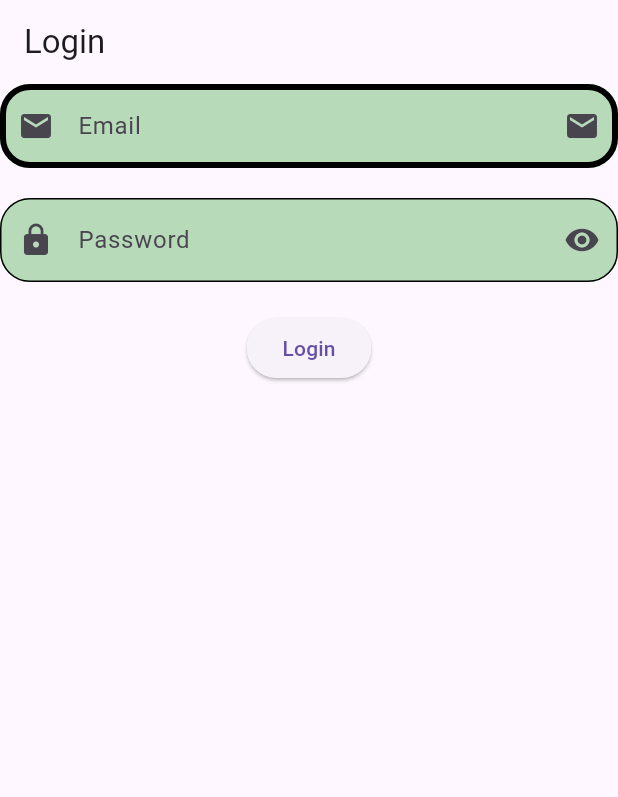
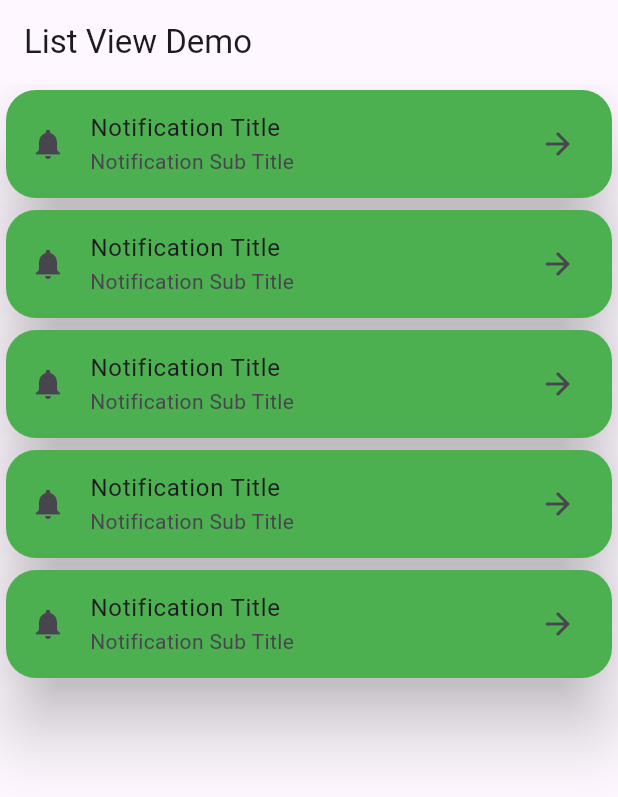
Before and after one commit to MuhammadAliKust/Flutter-B18, a Flutter app: the screen it shows after launch, on a phone screen of 412 x 824 dp. Shown: the top 797 px of the screen. Run offline on Flutter 3.47's test engine with Material 3 defaults, Android fonts, the phone set to English and light mode, and no system bars; our stand-ins replace string_validator.

Commit message:
ListView Builder and ListTile Done

```diff
--- /dev/null
+++ b/lib/list_view_demo.dart
@@ -0,0 +1,33 @@
+import 'package:flutter/material.dart';
+
+class ListViewDemo extends StatelessWidget {
+  const ListViewDemo({super.key});
+
+  @override
+  Widget build(BuildContext context) {
+    return Scaffold(
+      appBar: AppBar(
+        title: Text("List View Demo"),
+      ),
+      body: ListView.builder(
+          itemCount: 5,
+          itemBuilder: (context, i){
+        return Card(
+          elevation: 20,
+          shape: RoundedRectangleBorder(
+              borderRadius: BorderRadius.circular(20)
+          ),
+          color: Colors.green,
+          child: ListTile(
+            leading: Icon(Icons.notifications,
+            ),
+            title: Text("Notification Title"),
+            subtitle: Text("Notification Sub Title"),
+            trailing: Icon(Icons.arrow_forward),
+            // tileColor: Colors.green,
+          ),
+        );
+      }),
+    );
+  }
+}
--- a/lib/main.dart
+++ b/lib/main.dart
@@ -1,5 +1,6 @@
 import 'package:flutter/material.dart';
 import 'package:flutter_b18/asset_image.dart';
+import 'package:flutter_b18/list_view_demo.dart';
 import 'package:flutter_b18/login.dart';
 import 'image_network.dart';
 
@@ -15,7 +16,7 @@
   @override
   Widget build(BuildContext context) {
  return MaterialApp(
-  home: LoginView(),
+  home: ListViewDemo(),
  );
   }
 }
```
